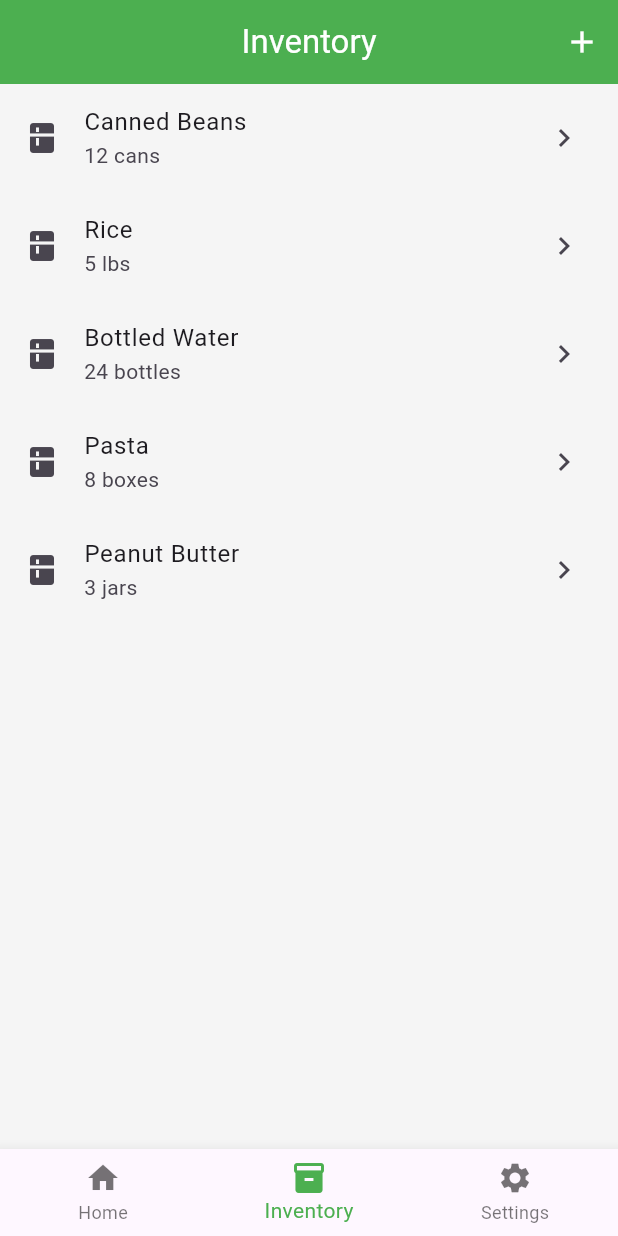
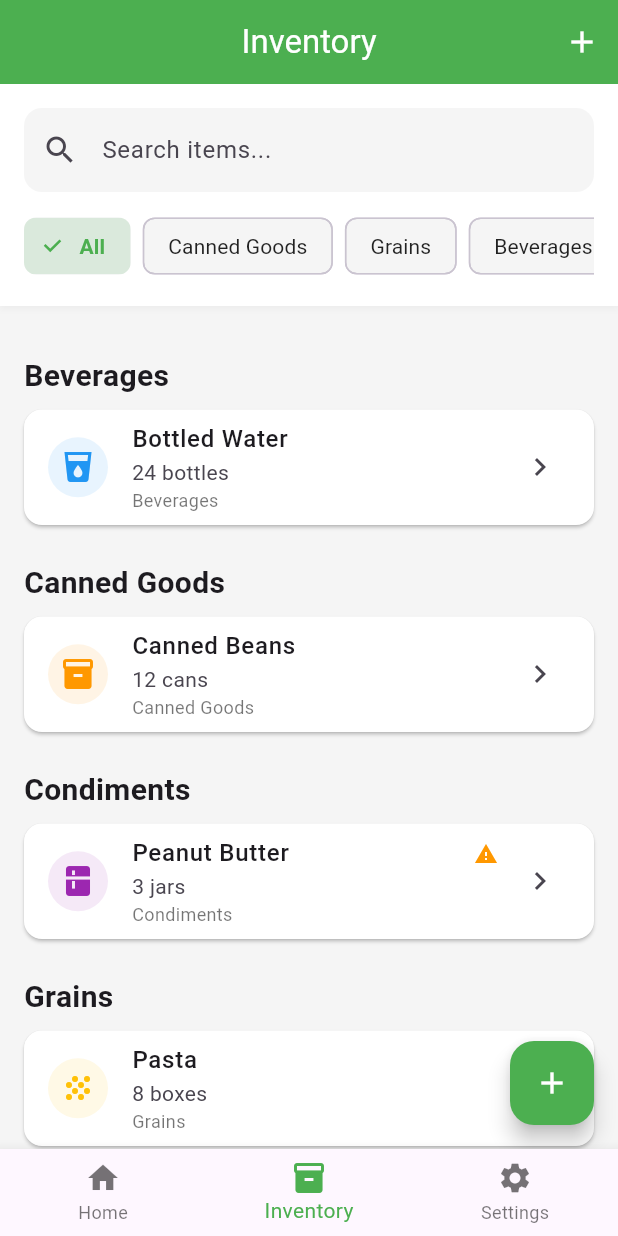
Before and after one commit to toddisaacs/pantryready, a Flutter app: the screen it shows after launch, item 2 of the bottom bar chosen, on a phone screen of 412 x 824 dp. Run offline on Flutter 3.47's test engine with Material 3 defaults, Android fonts, the phone set to English and light mode, and no system bars; our stand-ins replace firebase_core; accounts and stored records are empty.

Commit message:
Implement inventory grouping by category and fix widget tests
- Update inventory screen to group items by category with sorted headers
- Remove duplicate InventoryScreen class from main.dart
- Add Pinto Beans sample item to demonstrate grouping
- Fix widget tests to handle multiple text widgets and scrolling
- Tests now verify proper category grouping and item organization

```diff
--- a/lib/constants/app_constants.dart
+++ b/lib/constants/app_constants.dart
@@ -80,5 +80,14 @@ class AppConstants {
       createdAt: DateTime.now(),
       updatedAt: DateTime.now(),
     ),
+    PantryItem(
+      id: '6',
+      name: 'Pinto Beans',
+      quantity: 2,
+      unit: 'lbs',
+      category: 'Grains',
+      createdAt: DateTime.now(),
+      updatedAt: DateTime.now(),
+    ),
   ];
 }
--- a/lib/main.dart
+++ b/lib/main.dart
@@ -168,68 +168,3 @@ class SettingsScreen extends StatelessWidget {
     return const Text('Settings Screen', style: TextStyle(fontSize: 24));
   }
 }
-
-class InventoryScreen extends StatelessWidget {
-  final List<PantryItem> pantryItems;
-  final Function(PantryItem?) onAddItem;
-
-  const InventoryScreen({
-    super.key,
-    required this.pantryItems,
-    required this.onAddItem,
-  });
-
-  @override
-  Widget build(BuildContext context) {
-    return ListView.builder(
-      itemCount: pantryItems.length,
-      itemBuilder: (context, index) {
-        final item = pantryItems[index];
-        return ListTile(
-          leading: const Icon(Icons.kitchen),
-          title: Text(item.name),
-          subtitle: Text('${item.quantity} ${item.unit}'),
-          trailing: const Icon(Icons.chevron_right),
-          onTap: () {
-            Navigator.push(
-              context,
-              MaterialPageRoute(
-                builder: (context) => InventoryItemDetailScreen(item: item),
-              ),
-            );
-          },
-        );
-      },
-    );
-  }
-}
-
-class InventoryItemDetailScreen extends StatelessWidget {
-  final PantryItem item;
-
-  const InventoryItemDetailScreen({super.key, required this.item});
-
-  @override
-  Widget build(BuildContext context) {
-    return Scaffold(
-      appBar: AppBar(title: Text(item.name)),
-      body: Padding(
-        padding: const EdgeInsets.all(16.0),
-        child: Column(
-          crossAxisAlignment: CrossAxisAlignment.start,
-          children: [
-            Text(
-              'Quantity: ${item.quantity} ${item.unit}',
-              style: const TextStyle(fontSize: 20),
-            ),
-            const SizedBox(height: 16),
-            const Text(
-              'More details coming soon...',
-              style: TextStyle(fontSize: 16, color: Colors.grey),
-            ),
-          ],
-        ),
-      ),
-    );
-  }
-}
--- a/lib/screens/inventory_screen.dart
+++ b/lib/screens/inventory_screen.dart
@@ -174,12 +174,65 @@ class _InventoryScreenState extends State<InventoryScreen> {
   }
 
   Widget _buildInventoryList() {
+    // Sort _filteredItems by category and name
+    final sortedItems = List<PantryItem>.from(_filteredItems)..sort((a, b) {
+      final catComp = (a.category ?? '').toLowerCase().compareTo(
+        (b.category ?? '').toLowerCase(),
+      );
+      if (catComp != 0) return catComp;
+      return a.name.toLowerCase().compareTo(b.name.toLowerCase());
+    });
+
+    // Group items by category
+    final Map<String, List<PantryItem>> grouped = {};
+    for (final item in sortedItems) {
+      final category = item.category ?? 'Uncategorized';
+      grouped.putIfAbsent(category, () => []).add(item);
+    }
+
+    final List<String> sortedCategories =
+        grouped.keys.toList()
+          ..sort((a, b) => a.toLowerCase().compareTo(b.toLowerCase()));
+
+    // Sort items within each category by name
+    for (final cat in sortedCategories) {
+      grouped[cat]!.sort(
+        (a, b) => a.name.toLowerCase().compareTo(b.name.toLowerCase()),
+      );
+    }
+
     return ListView.builder(
       padding: const EdgeInsets.all(16.0),
-      itemCount: _filteredItems.length,
+      itemCount: sortedCategories.fold<int>(
+        0,
+        (prev, cat) => prev + 1 + (grouped[cat]?.length ?? 0),
+      ),
       itemBuilder: (context, index) {
-        final item = _filteredItems[index];
-        return _buildInventoryItemTile(item);
+        int runningIndex = 0;
+        for (final category in sortedCategories) {
+          // Category header
+          if (index == runningIndex) {
+            return Padding(
+              padding: const EdgeInsets.only(top: 16, bottom: 8),
+              child: Text(
+                category,
+                style: const TextStyle(
+                  fontSize: 20,
+                  fontWeight: FontWeight.bold,
+                ),
+              ),
+            );
+          }
+          runningIndex++;
+          // Category items
+          final items = grouped[category]!;
+          if (index < runningIndex + items.length) {
+            final item = items[index - runningIndex];
+            return _buildInventoryItemTile(item);
+          }
+          runningIndex += items.length;
+        }
+        return const SizedBox.shrink();
       },
     );
   }
```
Also changed, not shown: 1 other file.
